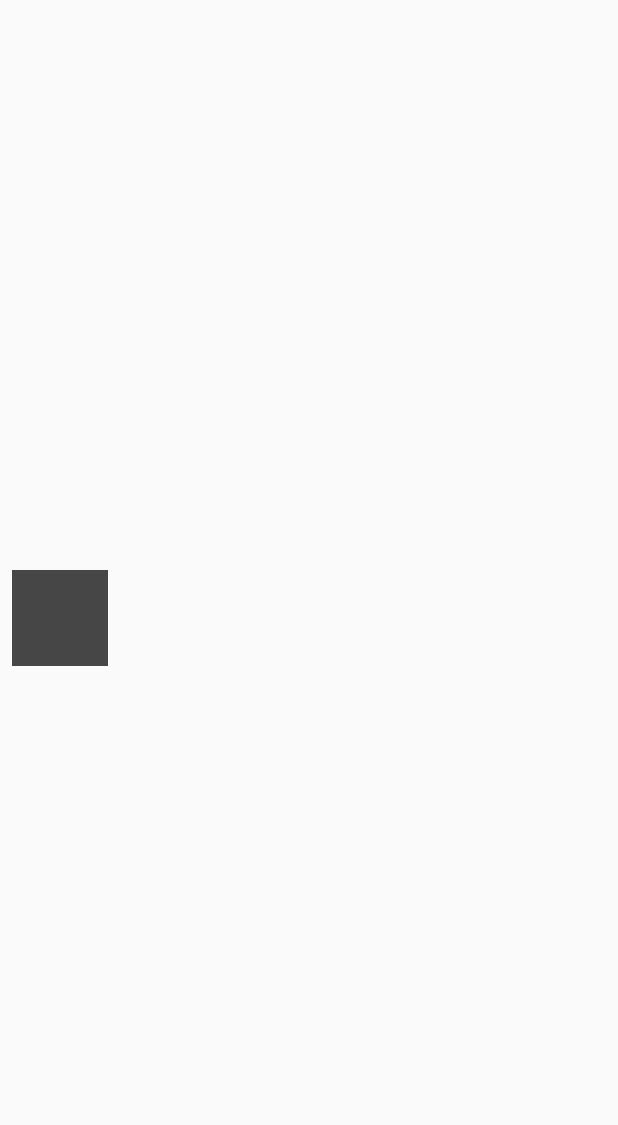
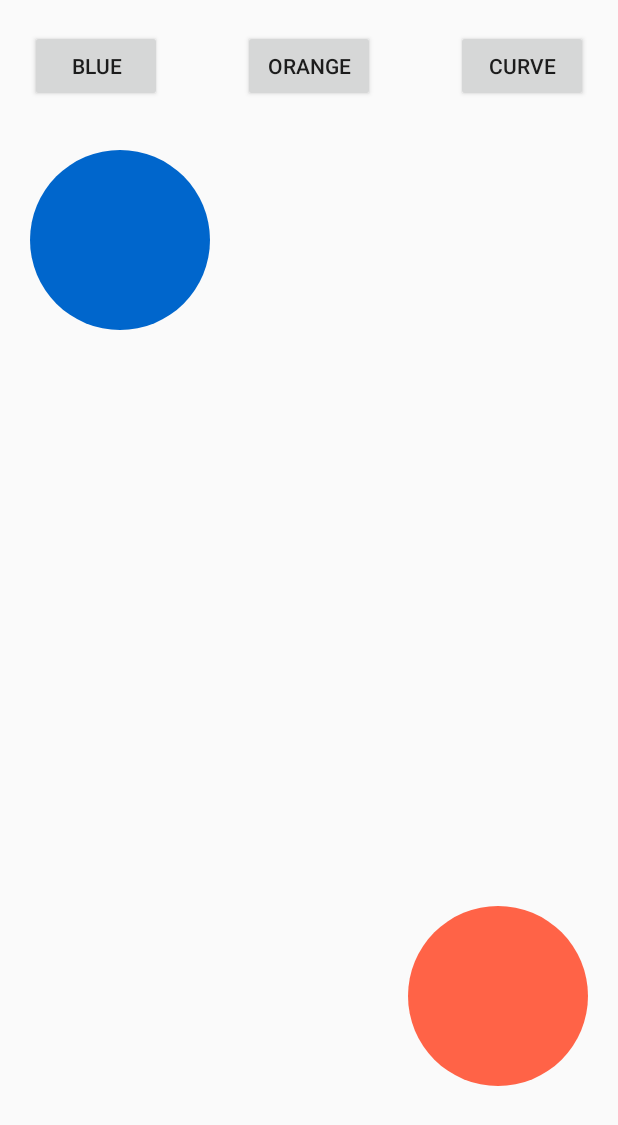
Before and after one commit to RantmediaLimited/hito-hackday-android, an Android app: the MotionEditorActivity screen opened directly, with no data from a screen before it, on a phone screen of 412 x 824 dp. Shown: the top 1125 px of the screen. Run offline under Robolectric (Android 15) with nearby library versions, the phone set to English and light mode, and no system bars.

Commit message:
3 animations

```diff
--- a/app/src/main/java/com/rantmedia/hackday/MotionEditorActivity.kt
+++ b/app/src/main/java/com/rantmedia/hackday/MotionEditorActivity.kt
@@ -2,6 +2,9 @@ package com.rantmedia.hackday
 
 import android.app.Activity
 import android.os.Bundle
+import androidx.constraintlayout.motion.widget.MotionLayout
+import kotlinx.android.synthetic.main.activity_motion_editor.*
+
 
 class MotionEditorActivity : Activity() {
 
@@ -9,5 +12,21 @@ class MotionEditorActivity : Activity() {
         super.onCreate(savedInstanceState)
         setContentView(R.layout.activity_motion_editor)
 
+        val motionContainer =  findViewById<MotionLayout>(R.id.motion_layout)
+
+        blue_animation_btn.setOnClickListener {
+            motionContainer.setTransition(R.id.blue_transition)
+            motionContainer.transitionToEnd()
+        }
+
+        orange_animation_btn.setOnClickListener {
+            motionContainer.setTransition(R.id.orange_transition)
+            motionContainer.transitionToEnd()
+        }
+
+        curve_btn.setOnClickListener {
+            motionContainer.setTransition(R.id.curve_transition)
+            motionContainer.transitionToEnd()
+        }
     }
 }
--- /dev/null
+++ b/app/src/main/res/drawable/circle_bottom_left.xml
@@ -0,0 +1,11 @@
+<?xml version="1.0" encoding="utf-8"?>
+<shape
+    xmlns:android="http://schemas.android.com/apk/res/android"
+    android:shape="rectangle">
+    <solid android:color="#8C9AEE"/>
+    <size
+        android:width="60dp"
+        android:height="60dp"/>
+    <corners
+        android:bottomLeftRadius="60dp"/>
+</shape>
--- /dev/null
+++ b/app/src/main/res/drawable/circle_bottom_right.xml
@@ -0,0 +1,11 @@
+<?xml version="1.0" encoding="utf-8"?>
+<shape
+    xmlns:android="http://schemas.android.com/apk/res/android"
+    android:shape="rectangle">
+    <solid android:color="#8C9AEE"/>
+    <size
+        android:width="60dp"
+        android:height="60dp"/>
+    <corners
+        android:bottomRightRadius="60dp" />
+</shape>
--- /dev/null
+++ b/app/src/main/res/drawable/circle_top_left.xml
@@ -0,0 +1,11 @@
+<?xml version="1.0" encoding="utf-8"?>
+<shape
+    xmlns:android="http://schemas.android.com/apk/res/android"
+    android:shape="rectangle">
+    <solid android:color="#8C9AEE"/>
+    <size
+        android:width="60dp"
+        android:height="60dp"/>
+    <corners
+        android:topLeftRadius="60dp" />
+</shape>
--- /dev/null
+++ b/app/src/main/res/drawable/circle_top_right.xml
@@ -0,0 +1,11 @@
+<?xml version="1.0" encoding="utf-8"?>
+<shape
+    xmlns:android="http://schemas.android.com/apk/res/android"
+    android:shape="rectangle">
+    <solid android:color="#8C9AEE"/>
+    <size
+        android:width="60dp"
+        android:height="60dp"/>
+    <corners
+        android:topRightRadius="60dp" />
+</shape>
--- /dev/null
+++ b/app/src/main/res/drawable/motion_layout_circle_blue.xml
@@ -0,0 +1,12 @@
+<?xml version="1.0" encoding="utf-8"?>
+<shape
+    xmlns:android="http://schemas.android.com/apk/res/android"
+    android:shape="oval">
+
+    <solid
+        android:color="#0066CC"/>
+
+    <size
+        android:width="120dp"
+        android:height="120dp"/>
+</shape>
--- /dev/null
+++ b/app/src/main/res/drawable/motion_layout_circle_red.xml
@@ -0,0 +1,12 @@
+<?xml version="1.0" encoding="utf-8"?>
+<shape
+    xmlns:android="http://schemas.android.com/apk/res/android"
+    android:shape="oval">
+
+    <solid
+        android:color="#FF6347"/>
+
+    <size
+        android:width="120dp"
+        android:height="120dp"/>
+</shape>
--- a/app/src/main/res/layout/activity_motion_editor.xml
+++ b/app/src/main/res/layout/activity_motion_editor.xml
@@ -1,19 +1,58 @@
 <?xml version="1.0" encoding="utf-8"?>
-<androidx.constraintlayout.motion.widget.MotionLayout
+
+<androidx.constraintlayout.widget.ConstraintLayout
     xmlns:android="http://schemas.android.com/apk/res/android"
     xmlns:app="http://schemas.android.com/apk/res-auto"
     xmlns:tools="http://schemas.android.com/tools"
-    android:id="@+id/motionLayout"
+    android:padding="20dp"
+    android:layout_width="match_parent"
+    android:layout_height="match_parent">
+
+<androidx.constraintlayout.motion.widget.MotionLayout
     android:layout_width="match_parent"
     android:layout_height="match_parent"
-    app:layoutDescription="@xml/activity_motion_editor_scene"
-    tools:showPaths="true">
+    android:id="@+id/motion_layout"
+    app:layoutDescription="@xml/activity_motion_editor_scene">
 
-    <View
-        android:id="@+id/button"
-        android:layout_width="64dp"
-        android:layout_height="64dp"
-        android:background="@color/colorAccent"
-        android:text="@string/button" />
+    <ImageView
+        android:id="@+id/orange_circle"
+        android:layout_width="120dp"
+        android:layout_height="120dp"
+        android:src="@drawable/motion_layout_circle_red" />
+
+    <ImageView
+        android:id="@+id/blue_circle"
+        android:layout_width="120dp"
+        android:layout_height="120dp"
+        android:src="@drawable/motion_layout_circle_blue"
+        tools:layout_editor_absoluteX="344dp"
+        tools:layout_editor_absoluteY="60dp" />
 
 </androidx.constraintlayout.motion.widget.MotionLayout>
+
+    <Button
+        android:id="@+id/orange_animation_btn"
+        android:layout_width="wrap_content"
+        android:layout_height="wrap_content"
+        android:text="Orange"
+        app:layout_constraintStart_toStartOf="parent"
+        app:layout_constraintEnd_toEndOf="parent"
+        app:layout_constraintTop_toTopOf="parent" />
+
+    <Button
+        android:id="@+id/blue_animation_btn"
+        android:layout_width="wrap_content"
+        android:layout_height="wrap_content"
+        android:text="Blue"
+        app:layout_constraintStart_toStartOf="parent"
+        app:layout_constraintTop_toTopOf="parent" />
+
+    <Button
+        android:id="@+id/curve_btn"
+        android:layout_width="wrap_content"
+        android:layout_height="wrap_content"
+        android:text="Curve"
+        app:layout_constraintEnd_toEndOf="parent"
+        app:layout_constraintTop_toTopOf="parent" />
+
+</androidx.constraintlayout.widget.ConstraintLayout>
--- a/app/src/main/res/xml/activity_motion_editor_scene.xml
+++ b/app/src/main/res/xml/activity_motion_editor_scene.xml
@@ -1,37 +1,138 @@
 <?xml version="1.0" encoding="utf-8"?>
-<MotionScene xmlns:android="http://schemas.android.com/apk/res/android"
+<MotionScene
+    xmlns:android="http://schemas.android.com/apk/res/android"
     xmlns:motion="http://schemas.android.com/apk/res-auto">
 
     <Transition
-        motion:constraintSetStart="@+id/start"
-        motion:constraintSetEnd="@+id/end"
+        android:id="@+id/blue_transition"
+        motion:constraintSetEnd="@+id/blue_end"
+        motion:constraintSetStart="@id/blue_start"
         motion:duration="1000">
-        <OnSwipe
-            motion:touchAnchorId="@+id/button"
-            motion:touchAnchorSide="right"
-            motion:dragDirection="dragRight" />
     </Transition>
 
-    <ConstraintSet android:id="@+id/start">
+    <Transition
+        android:id="@+id/orange_transition"
+        motion:constraintSetEnd="@+id/orange_end"
+        motion:constraintSetStart="@id/orange_start"
+        motion:duration="1000">
+    </Transition>
+
+    <Transition
+        android:id="@+id/curve_transition"
+        motion:constraintSetEnd="@+id/curve_end"
+        motion:constraintSetStart="@id/curve_start"
+        motion:duration="1000">
+        <OnClick
+            motion:clickAction="toggle"
+            />
+    </Transition>
+
+    <ConstraintSet android:id="@+id/curve_start">
         <Constraint
-            android:id="@+id/button"
-            android:layout_width="64dp"
-            android:layout_height="64dp"
-            android:layout_marginStart="8dp"
+            android:layout_height="120dp"
+            motion:layout_constraintStart_toStartOf="parent"
             motion:layout_constraintBottom_toBottomOf="parent"
-            motion:layout_constraintStart_toStartOf="parent"
-            motion:layout_constraintTop_toTopOf="parent" />
+            android:layout_marginBottom="80dp"
+            android:layout_width="120dp"
+            android:id="@+id/orange_circle" />
+        <Constraint
+            android:layout_height="120dp"
+            motion:layout_constraintTop_toTopOf="parent"
+            motion:layout_constraintEnd_toEndOf="parent"
+            android:layout_width="120dp"
+            android:id="@+id/blue_circle"
+            android:layout_marginTop="80dp" />
     </ConstraintSet>
 
-    <ConstraintSet android:id="@+id/end">
+    <ConstraintSet android:id="@+id/curve_end">
         <Constraint
-            android:id="@+id/button"
-            android:layout_width="64dp"
-            android:layout_height="64dp"
-            android:layout_marginEnd="8dp"
+            android:layout_height="120dp"
             motion:layout_constraintBottom_toBottomOf="parent"
             motion:layout_constraintEnd_toEndOf="parent"
-            motion:layout_constraintTop_toTopOf="parent" />
+            android:layout_width="120dp"
+            android:layout_marginBottom="80dp"
+            android:id="@+id/blue_circle" />
+
+        <Constraint
+            android:layout_height="120dp"
+            motion:layout_constraintStart_toStartOf="parent"
+            motion:layout_constraintTop_toTopOf="parent"
+            android:layout_marginTop="80dp"
+            android:layout_width="120dp"
+            android:id="@+id/orange_circle" />
     </ConstraintSet>
 
+    <ConstraintSet android:id="@+id/blue_start">
+        <Constraint
+            android:layout_height="120dp"
+            motion:layout_constraintTop_toTopOf="parent"
+            motion:layout_constraintStart_toStartOf="parent"
+            android:layout_width="120dp"
+            android:id="@+id/blue_circle"
+            android:layout_marginTop="80dp" />
+
+        <Constraint
+            android:layout_height="120dp"
+            motion:layout_constraintEnd_toEndOf="parent"
+            motion:layout_constraintBottom_toBottomOf="parent"
+            android:layout_width="120dp"
+            android:id="@+id/orange_circle"
+            android:layout_marginBottom="80dp" />
+    </ConstraintSet>
+
+    <ConstraintSet android:id="@+id/blue_end">
+        <Constraint
+            android:layout_height="120dp"
+            motion:layout_constraintTop_toTopOf="parent"
+            motion:layout_constraintEnd_toEndOf="parent"
+            android:layout_width="120dp"
+            android:layout_marginTop="80dp"
+            android:id="@+id/blue_circle" />
+
+        <Constraint
+            android:layout_height="120dp"
+            motion:layout_constraintEnd_toEndOf="parent"
+            motion:layout_constraintBottom_toBottomOf="parent"
+            android:layout_width="120dp"
+            android:id="@+id/orange_circle"
+            android:layout_marginBottom="80dp" />
+    </ConstraintSet>
+
+    <ConstraintSet android:id="@+id/orange_start">
+        <Constraint
+            android:layout_height="120dp"
+            motion:layout_constraintEnd_toEndOf="parent"
+            motion:layout_constraintBottom_toBottomOf="parent"
+            android:layout_width="120dp"
+            android:id="@+id/orange_circle"
+            android:layout_marginBottom="80dp" />
+
+        <Constraint
+            android:layout_height="120dp"
+            motion:layout_constraintTop_toTopOf="parent"
+            motion:layout_constraintEnd_toEndOf="parent"
+            android:layout_width="120dp"
+            android:layout_marginTop="80dp"
+            android:id="@+id/blue_circle" />
+
+    </ConstraintSet>
+
+    <ConstraintSet android:id="@+id/orange_end">
+        <Constraint
+            android:layout_height="120dp"
+            motion:layout_constraintStart_toStartOf="parent"
+            motion:layout_constraintBottom_toBottomOf="parent"
+            android:layout_width="120dp"
+            android:layout_marginBottom="80dp"
+            android:id="@+id/orange_circle" />
+
+        <Constraint
+            android:layout_height="120dp"
+            motion:layout_constraintTop_toTopOf="parent"
+            motion:layout_constraintEnd_toEndOf="parent"
+            android:layout_width="120dp"
+            android:layout_marginTop="80dp"
+            android:id="@+id/blue_circle" />
+
+    </ConstraintSet>
 </MotionScene>
--- a/build.gradle
+++ b/build.gradle
@@ -8,7 +8,7 @@ buildscript {
 
     }
     dependencies {
-        classpath 'com.android.tools.build:gradle:3.5.1'
+        classpath 'com.android.tools.build:gradle:4.0.0'
         classpath "org.jetbrains.kotlin:kotlin-gradle-plugin:$kotlin_version"
         // NOTE: Do not place your application dependencies here; they belong
         // in the individual module build.gradle files
```
Also changed, not shown: gradle/wrapper/gradle-wrapper.properties.
